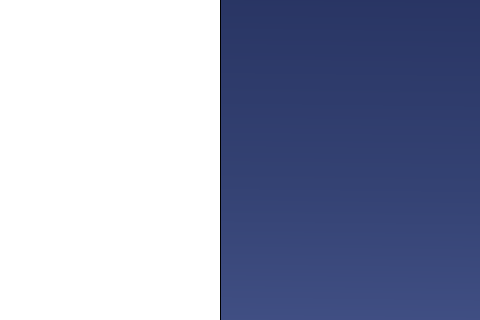
Old version of the form MainFrame/Resources/UI/bankregister.ui in the repository Maze711/systemPayroll; both pictures show x 590 to 1070 and y 160 to 480 of the 1070 by 666 pixel window.
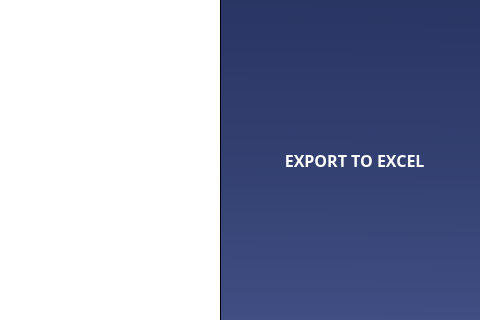
New version of the form. Icons and pictures are not drawn.

Commit message: Added Excel Exporter feature to BankRegister

```diff
--- a/MainFrame/Resources/UI/bankregister.ui
+++ b/MainFrame/Resources/UI/bankregister.ui
@@ -188,7 +188,7 @@
    </column>
    <column>
     <property name="text">
-     <string>NetPay</string>
+     <string>Net_Pay</string>
     </property>
    </column>
   </widget>
@@ -213,35 +213,14 @@
 	background-color: qlineargradient(spread:pad, x1:0.508, y1:0.0340909, x2:0.503051, y2:1, stop:0 rgba(33, 44, 89, 255), stop:0.497175 rgba(52, 66, 115, 255), stop:0.847458 rgba(72, 87, 142, 255))
 }
 
-#btnInsertDeduction{
-background-color: &quot;#546aba&quot;;
-color: white;
-border: none;
-border-radius: 5px;
-}
-
-#btnInsertDeduction:hover{
-background-color: #485ba1;
-}
-
-#btnPayTrans{
+#btnExportBankRegister{
 border-radius: 5px;
 color: white;
 background-color: &quot;#30d977&quot;;
 }
 
-#btnPayTrans:hover{
+#btnExportBankRegister:hover{
 	background-color: &quot;#26ad5f&quot;;
-}
-
-#btnSendToEmail{
-border-radius: 5px;
-color: white;
-background-color: rgb(255, 110, 112);
-}
-
-#btnSendToEmail:hover{
-background-color: #c75657;
 }</string>
    </property>
    <property name="frameShape">
@@ -259,7 +238,45 @@
       <height>241</height>
      </rect>
     </property>
-    <layout class="QVBoxLayout" name="verticalLayout"/>
+    <layout class="QVBoxLayout" name="verticalLayout">
+     <item>
+      <widget class="QPushButton" name="btnExportBankRegister">
+       <property name="minimumSize">
+        <size>
+         <width>0</width>
+         <height>50</height>
+        </size>
+       </property>
+       <property name="font">
+        <font>
+         <family>Poppins</family>
+         <pointsize>12</pointsize>
+         <weight>75</weight>
+         <bold>true</bold>
+        </font>
+       </property>
+       <property name="cursor">
+        <cursorShape>PointingHandCursor</cursorShape>
+       </property>
+       <property name="styleSheet">
+        <string notr="true"/>
+       </property>
+       <property name="text">
+        <string>  EXPORT TO EXCEL</string>
+       </property>
+       <property name="icon">
+        <iconset>
+         <normaloff>../Icons/export.svg</normaloff>../Icons/export.svg</iconset>
+       </property>
+       <property name="iconSize">
+        <size>
+         <width>22</width>
+         <height>22</height>
+        </size>
+       </property>
+      </widget>
+     </item>
+    </layout>
    </widget>
    <widget class="QFrame" name="searchBar">
     <property name="geometry">
```
The commit also changes 4 other files.
